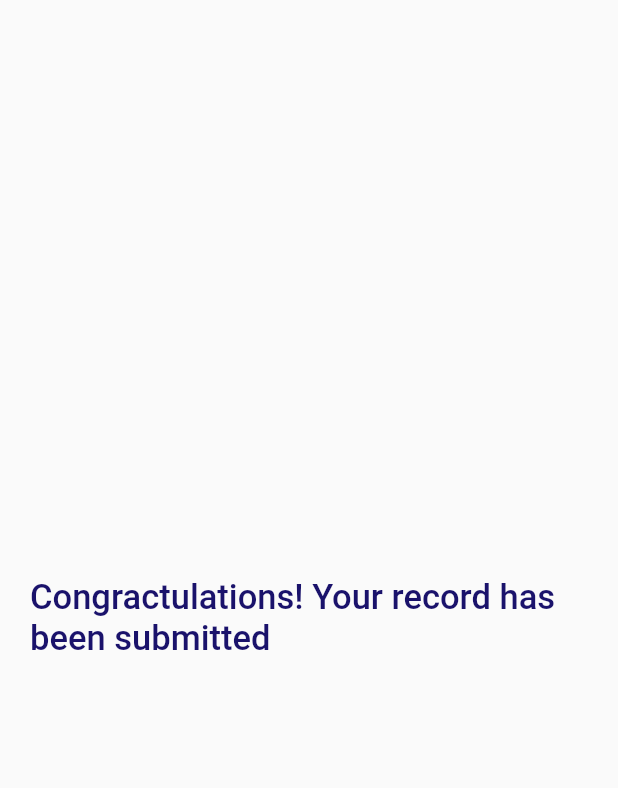
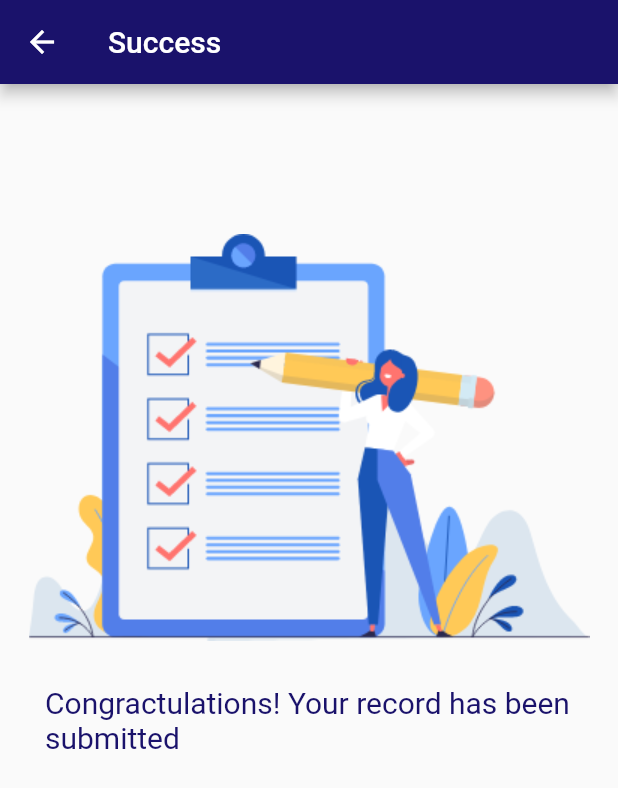
Before and after one commit to abhiyankhanal/reliant_net, a Flutter app: the Crform screen opened by its route, after a tap on "Submit", on a phone screen of 412 x 824 dp. Shown: the top 788 px of the screen. Run offline on Flutter 3.47's test engine with Material 2 defaults, Android fonts, the phone set to English and light mode, and no system bars; our stand-ins replace form_field_validator.

Commit message:
success page UI changed

```diff
--- a/lib/src/crf_success.dart
+++ b/lib/src/crf_success.dart
@@ -5,13 +5,25 @@ class Success extends StatelessWidget {
   @override
   Widget build(BuildContext context) {
     return Scaffold(
+      appBar: AppBar(backgroundColor: mainCol,title: Text("Success"),),
         body: Center(
       child: Padding(
-        padding: const EdgeInsets.all(20.0),
-        child: Text(
-          "Congractulations! Your record has been submitted",
-          style: TextStyle(
-              fontSize: 23.0, color: mainCol, fontWeight: FontWeight.w500),
+        padding: const EdgeInsets.only(top:100.0),
+        child: Column(
+          children: <Widget>[
+            Image(
+              alignment: Alignment.center,
+              image: AssetImage("assets/success.png"),
+            ),
+            Padding(
+              padding: const EdgeInsets.all(30.0),
+              child: Text(
+                "Congractulations! Your record has been submitted",
+                style: TextStyle(
+                    fontSize: 20.0, color: mainCol, fontWeight: FontWeight.w400),
+              ),
+            ),
+          ],
         ),
       ),
     ));
--- a/lib/src/crform.dart
+++ b/lib/src/crform.dart
@@ -121,6 +121,106 @@ class _CrformState extends State<Crform> {
                           ),
                         ),
                       ),
+                      Padding(
+                        padding: const EdgeInsets.all(10.0),
+                        child: Material(
+                          borderRadius: BorderRadius.circular(4.0),
+                          elevation: 5.0,
+                          shadowColor: shadow.withOpacity(0.5),
+                          child: TextFormField(
+                            decoration: InputDecoration(
+                                border: OutlineInputBorder(
+                                    borderSide:
+                                        BorderSide(),),
+                                labelText: "Dummy"),
+                            validator:
+                                MinLengthValidator(1, errorText: "Empty"),
+                            onChanged: (val) {
+                              //_client.fname = val;
+                            },
+                          ),
+                        ),
+                      ),
+                      Padding(
+                        padding: const EdgeInsets.all(10.0),
+                        child: Material(
+                          borderRadius: BorderRadius.circular(4.0),
+                          elevation: 5.0,
+                          shadowColor: shadow.withOpacity(0.5),
+                          child: TextFormField(
+                            decoration: InputDecoration(
+                                border: OutlineInputBorder(
+                                    borderSide:
+                                        BorderSide(),),
+                                labelText: "Dummy"),
+                            validator:
+                                MinLengthValidator(1, errorText: "Empty"),
+                            onChanged: (val) {
+                              //_client.fname = val;
+                            },
+                          ),
+                        ),
+                      ),
+                      Padding(
+                        padding: const EdgeInsets.all(10.0),
+                        child: Material(
+                          borderRadius: BorderRadius.circular(4.0),
+                          elevation: 5.0,
+                          shadowColor: shadow.withOpacity(0.5),
+                          child: TextFormField(
+                            decoration: InputDecoration(
+                                border: OutlineInputBorder(
+                                    borderSide:
+                                        BorderSide(),),
+                                labelText: "Dummy"),
+                            validator:
+                                MinLengthValidator(1, errorText: "Empty"),
+                            onChanged: (val) {
+                              //_client.fname = val;
+                            },
+                          ),
+                        ),
+                      ),
+                      Padding(
+                        padding: const EdgeInsets.all(10.0),
+                        child: Material(
+                          borderRadius: BorderRadius.circular(4.0),
+                          elevation: 5.0,
+                          shadowColor: shadow.withOpacity(0.5),
+                          child: TextFormField(
+                            decoration: InputDecoration(
+                                border: OutlineInputBorder(
+                                    borderSide:
+                                        BorderSide(),),
+                                labelText: "Dummy"),
+                            validator:
+                                MinLengthValidator(1, errorText: "Empty"),
+                            onChanged: (val) {
+                              //_client.fname = val;
+                            },
+                          ),
+                        ),
+                      ),
+                      Padding(
+                        padding: const EdgeInsets.all(10.0),
+                        child: Material(
+                          borderRadius: BorderRadius.circular(4.0),
+                          elevation: 5.0,
+                          shadowColor: shadow.withOpacity(0.5),
+                          child: TextFormField(
+                            decoration: InputDecoration(
+                                border: OutlineInputBorder(
+                                    borderSide:
+                                        BorderSide(),),
+                                labelText: "Dummy"),
+                            validator:
+                                MinLengthValidator(1, errorText: "Empty"),
+                            onChanged: (val) {
+                              //_client.fname = val;
+                            },
+                          ),
+                        ),
+                      ),
                       ElevatedButton(onPressed:() => Navigator.of(context).pushReplacementNamed("/success"),
 
                       child:Padding(
--- a/pubspec.yaml
+++ b/pubspec.yaml
@@ -42,9 +42,8 @@ flutter:
   # the material Icons class.
   uses-material-design: true
   # To add assets to your application, add an assets section, like this:
-  # assets:
-  #   - images/a_dot_burr.jpeg
-  #   - images/a_dot_ham.jpeg
+  assets:
+    - assets/success.png
   # An image asset can refer to one or more resolution-specific "variants", see
   # https://flutter.dev/assets-and-images/#resolution-aware.
   # For details regarding adding assets from package dependencies, see
```
Also changed, not shown: assets/success.png (added).
